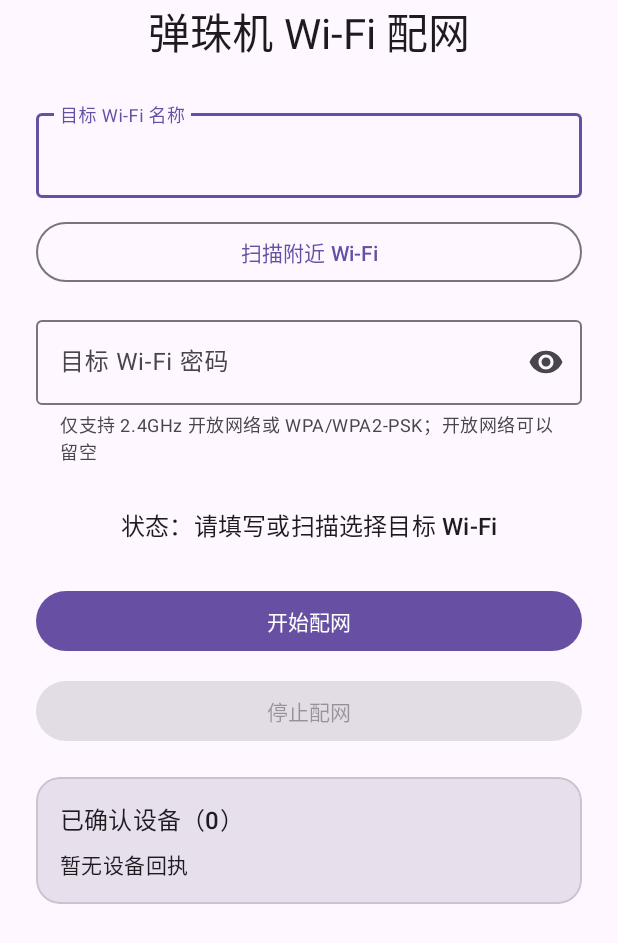
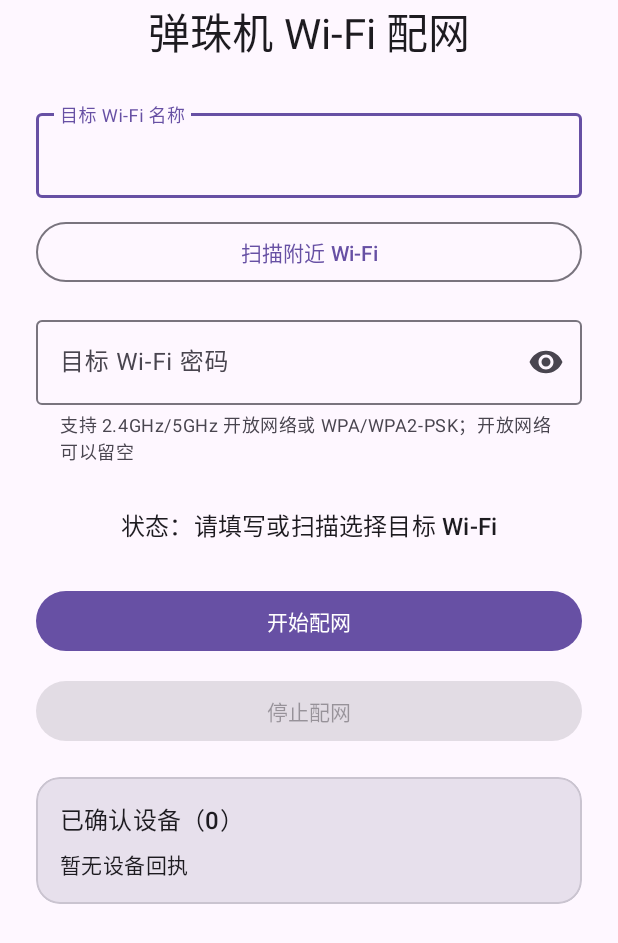
Before and after one commit to Lajgit/ZedaProvision, an Android app: the screen it shows after launch (MainActivity), on a phone screen of 412 x 824 dp. Shown: the top 943 px of the screen. Run offline under Robolectric (Android 15) with nearby library versions, the phone set to English and light mode, and no system bars.

Commit message:
支持扫描2.4G和5G网络

```diff
--- a/app/src/main/res/values/strings.xml
+++ b/app/src/main/res/values/strings.xml
@@ -4,7 +4,7 @@
     <string name="target_wifi_ssid_hint">目标 Wi-Fi 名称</string>
     <string name="target_wifi_ssid_required">请输入或扫描选择目标 Wi-Fi</string>
     <string name="target_wifi_password_hint">目标 Wi-Fi 密码</string>
-    <string name="target_wifi_password_helper">仅支持 2.4GHz 开放网络或 WPA/WPA2-PSK；开放网络可以留空</string>
+    <string name="target_wifi_password_helper">支持 2.4GHz/5GHz 开放网络或 WPA/WPA2-PSK；开放网络可以留空</string>
     <string name="target_wifi_password_required">该 Wi-Fi 需要密码，请输入后再开始配网</string>
     <string name="target_wifi_password_length_error">WPA2/WPA3 密码长度应为 8–63 个字符</string>
     <string name="scan_nearby_wifi">扫描附近 Wi-Fi</string>
@@ -17,8 +17,8 @@
     <string name="status_location_disabled">状态：系统定位服务未开启，无法扫描附近 Wi-Fi</string>
     <string name="status_permission_error">状态：Wi-Fi 权限异常，请检查系统授权</string>
     <string name="status_scanning">状态：正在扫描附近 Wi-Fi…</string>
-    <string name="status_scan_empty">状态：没有找到兼容的 2.4GHz Wi-Fi，请检查 Wi-Fi 和定位开关或手动输入</string>
-    <string name="status_scan_found">状态：找到 %1$d 个兼容的 2.4GHz Wi-Fi，请选择目标网络</string>
+    <string name="status_scan_empty">状态：没有找到兼容的 2.4GHz/5GHz Wi-Fi，请检查 Wi-Fi 和定位开关或手动输入</string>
+    <string name="status_scan_found">状态：找到 %1$d 个兼容的 2.4GHz/5GHz Wi-Fi，请选择目标网络</string>
     <string name="status_wifi_selected">状态：已选择目标 Wi-Fi：%1$s，请输入密码</string>
     <string name="status_wifi_direct_unsupported">状态：此设备不支持 Wi-Fi Direct</string>
     <string name="status_wifi_direct_unavailable">状态：Wi-Fi Direct 服务不可用</string>
```
Also changed, not shown: app/src/main/java/com/zeda/provision/MainActivity.java (+4 -3 lines).
